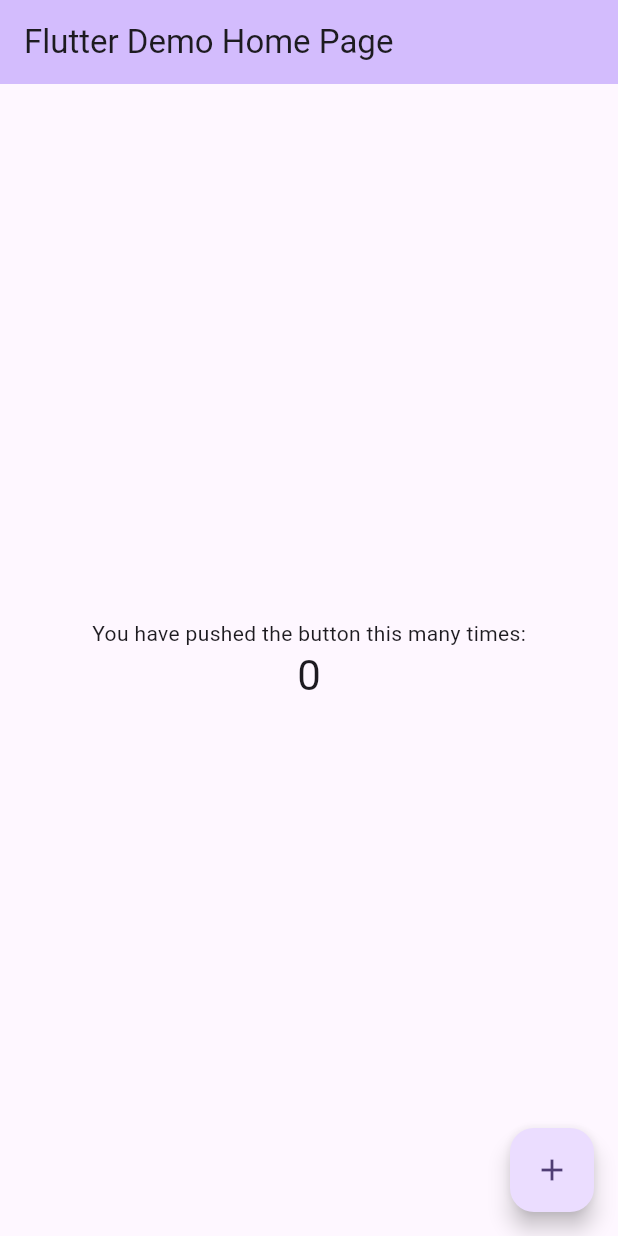
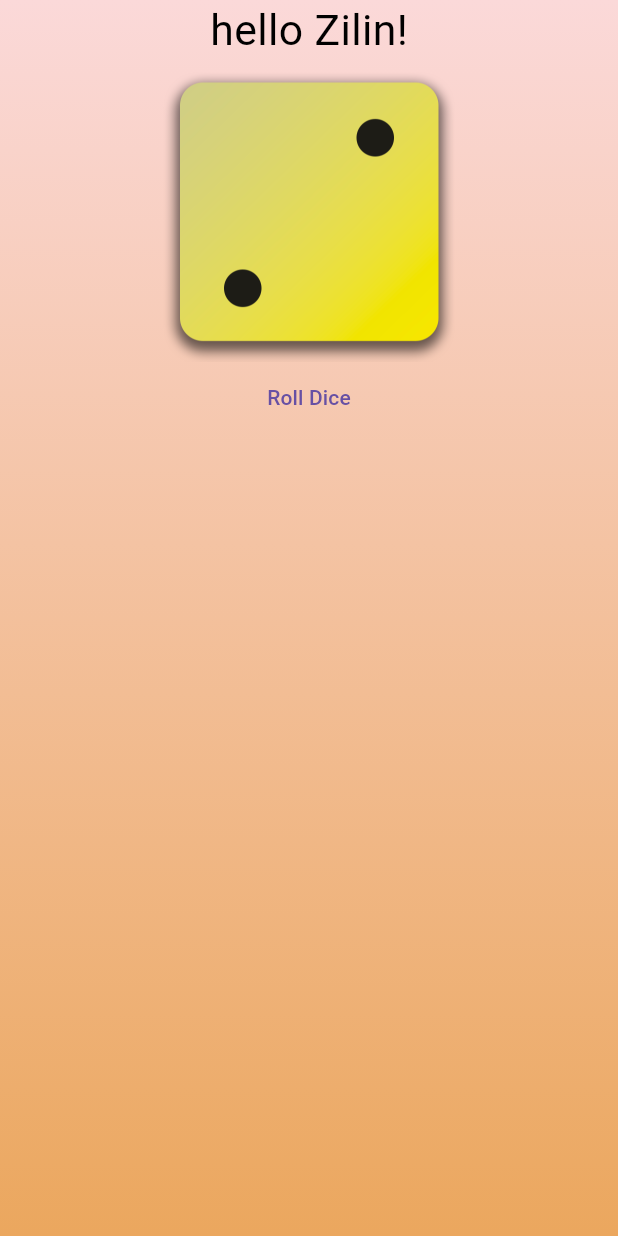
Before and after one commit to Z1linXu/flutter-test, a Flutter app: the screen it shows after launch, on a phone screen of 412 x 824 dp. Run offline on Flutter 3.47's test engine with Material 3 defaults, Android fonts, the phone set to English and light mode, and no system bars.

Commit message:
button created

```diff
--- /dev/null
+++ b/first_app/lib/gradient_container.dart
@@ -0,0 +1,41 @@
+import 'package:first_app/styled_text.dart';
+import 'package:flutter/material.dart';
+
+var startAlignment = Alignment.topLeft;
+var endAlignmnet = Alignment.bottomLeft;
+
+class GradientContainer extends StatelessWidget {
+  const GradientContainer({super.key, required this.colors});
+
+  final List<Color> colors;
+
+  void rollDice() {
+    //TODO
+  }
+  @override
+  Widget build(context) {
+    return Container(
+      decoration: BoxDecoration(
+        gradient: LinearGradient(
+            colors: colors, begin: startAlignment, end: endAlignmnet),
+      ),
+      child: Center(
+          child: Column(
+        children: [
+          StyledText('hello Zilin!', color: Color.fromARGB(255, 0, 0, 0)),
+          Image.asset(
+            'assets/images/dice-2.png',
+            width: 200,
+          ),
+          TextButton(
+              onPressed: rollDice,
+              child: const Text(
+                'Roll Dice',
+              )),
+        ],
+      )),
+    );
+  }
+}
+
+// StyledText('hello Zilin!', color: Color.fromARGB(255, 0, 0, 0)),
--- a/first_app/lib/main.dart
+++ b/first_app/lib/main.dart
@@ -1,7 +1,18 @@
+import 'package:first_app/gradient_container.dart';
 import 'package:flutter/material.dart';
 
 void main() {
-  runApp(const MyApp());
+  // runApp(const MyApp());
+  runApp(MaterialApp(
+    home: Scaffold(
+      body: GradientContainer(
+        colors: [
+          Color.fromARGB(255, 251, 217, 217),
+          Color.fromARGB(255, 235, 167, 94),
+        ],
+      ),
+    ),
+  ));
 }
 
 class MyApp extends StatelessWidget {
--- /dev/null
+++ b/first_app/lib/styled_text.dart
@@ -0,0 +1,14 @@
+import 'package:flutter/material.dart';
+
+class StyledText extends StatelessWidget {
+  const StyledText(this.text, {super.key, required this.color});
+
+  final String text;
+  final color;
+  Widget build(context) {
+    return Text(
+      text,
+      style: TextStyle(color: color, fontSize: 28.5),
+    );
+  }
+}
```
Also changed, not shown: first_app/pubspec.yaml (+7 -2 lines), first_app/assets/images/dice-1.png (added), first_app/assets/images/dice-2.png (added), first_app/assets/images/dice-3.png (added), first_app/assets/images/dice-4.png (added), first_app/assets/images/dice-5.png (added), first_app/assets/images/dice-6.png (added).
